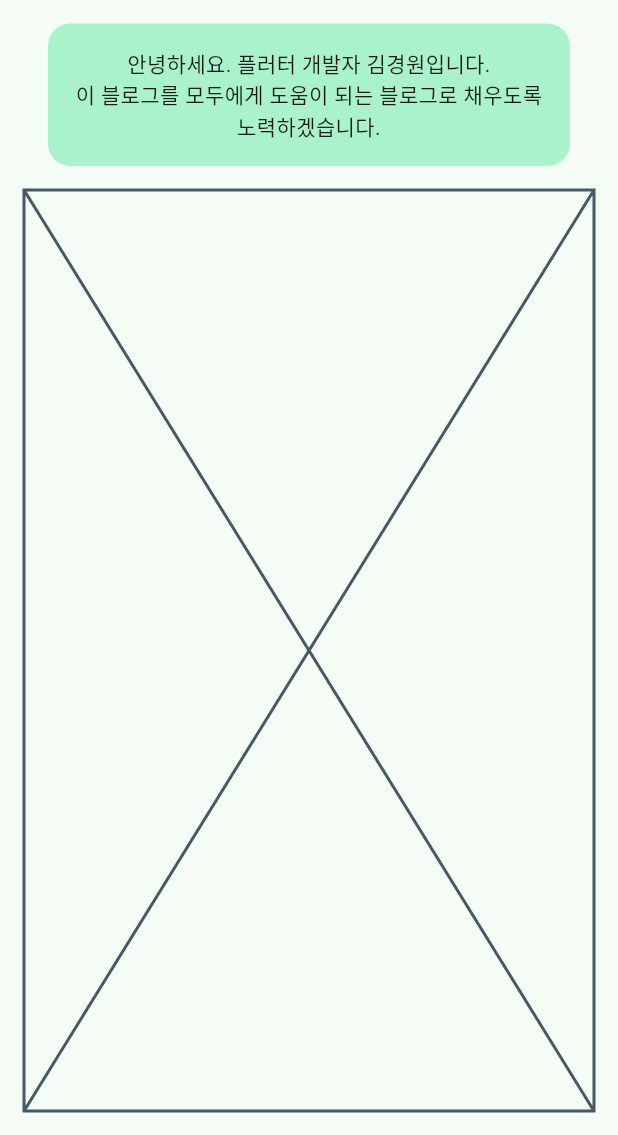
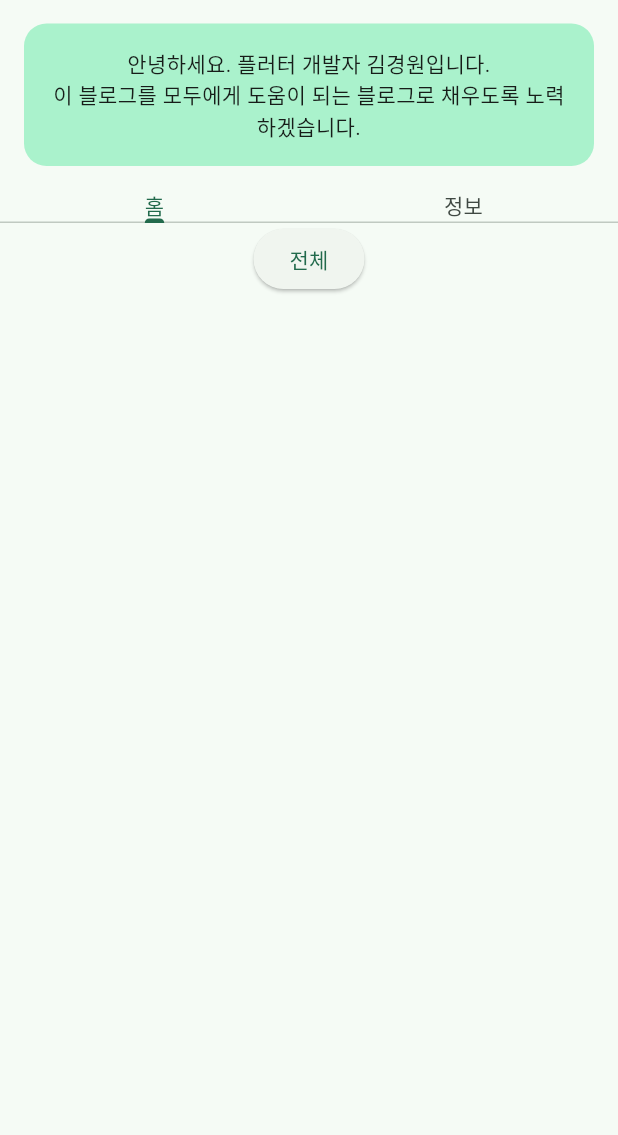
Before and after one commit to KimKyungWon0519/KimKyungWon0519.github.io, a Flutter app: the screen it shows after launch, on a phone screen of 412 x 824 dp, the part 101-1236 px from its top. Run offline on Flutter 3.47's test engine with Material 3 defaults, Android fonts, the phone set to English and light mode, and no system bars; our stand-ins replace responsive_builder; Roboto replaces fonts that are missing (GmarketSans).

Commit message:
FEAT: Create Mobile And Desktop, Create Atrribute View

```diff
--- a/lib/src/feature/presentation/home_page/home_page.dart
+++ b/lib/src/feature/presentation/home_page/home_page.dart
@@ -1,50 +1,17 @@
 import 'package:flutter/material.dart';
 import 'package:responsive_builder/responsive_builder.dart';
 
-import './local_widgets/header.dart';
+import 'local_widgets/desktop/desktop_view.dart';
+import 'local_widgets/mobile/mobile_view.dart';
 
 class HomePage extends StatelessWidget {
   const HomePage({super.key});
 
   @override
   Widget build(BuildContext context) {
-    final Size size = MediaQuery.sizeOf(context);
-
-    return Scaffold(
-      body: Padding(
-        padding: const EdgeInsets.all(16),
-        child: ScreenTypeLayout.builder(
-          desktop: (context) => Column(
-            children: [
-              SizedBox(
-                width: size.width * (3 / 5),
-                child: const Header(),
-              ),
-              const Expanded(
-                child: Row(
-                  children: [
-                    Expanded(child: Placeholder()),
-                    Expanded(
-                      flex: 3,
-                      child: Placeholder(),
-                    ),
-                    Spacer()
-                  ],
-                ),
-              ),
-            ],
-          ),
-          mobile: (context) => Column(
-            children: [
-              SizedBox(
-                width: size.width,
-                child: const Header(),
-              ),
-              const Expanded(child: Placeholder()),
-            ],
-          ),
-        ),
-      ),
+    return ScreenTypeLayout.builder(
+      desktop: (context) => const DesktopView(),
+      mobile: (context) => const MobileView(),
     );
   }
 }
--- /dev/null
+++ b/lib/src/feature/presentation/home_page/local_widgets/mobile/mobile_view.dart
@@ -0,0 +1,70 @@
+import 'package:flutter/material.dart';
+
+import '../header.dart';
+
+class MobileView extends StatelessWidget {
+  const MobileView({super.key});
+
+  @override
+  Widget build(BuildContext context) {
+    return Scaffold(
+      body: SingleChildScrollView(
+        child: Padding(
+          padding: EdgeInsets.symmetric(vertical: 16),
+          child: DefaultTabController(
+            length: 2,
+            child: Column(
+              children: [
+                Header(),
+                TabBar(
+                  tabs: [
+                    Text('홈'),
+                    Text('정보'),
+                  ],
+                ),
+                MenuAnchor(
+                  builder: (BuildContext context, MenuController controller,
+                      Widget? child) {
+                    return ElevatedButton(
+                      onPressed: () {
+                        if (controller.isOpen) {
+                          controller.close();
+                        } else {
+                          controller.open();
+                        }
+                      },
+                      child: Text('전체'),
+                    );
+                  },
+                  menuChildren: [
+                    MenuItemButton(
+                      child: Text('전체'),
+                    ),
+                    SubmenuButton(
+                      menuChildren: List.generate(
+                        10,
+                        (index) => MenuItemButton(
+                          child: Text('카테고리 $index'),
+                        ),
+                      ),
+                      child: Text('카테고리'),
+                    ),
+                    SubmenuButton(
+                      menuChildren: List.generate(
+                        20,
+                        (index) => MenuItemButton(
+                          child: Text('태그 $index'),
+                        ),
+                      ),
+                      child: Text('태그'),
+                    ),
+                  ],
+                ),
+              ],
+            ),
+          ),
+        ),
+      ),
+    );
+  }
+}
```
Also changed, not shown: lib/src/feature/presentation/home_page/local_widgets/atrribute.dart (deleted, +0 -10 lines), lib/src/feature/presentation/home_page/local_widgets/desktop/atrribute.dart (added, +67 -0 lines), lib/src/feature/presentation/home_page/local_widgets/desktop/desktop_view.dart (added, +48 -0 lines).
